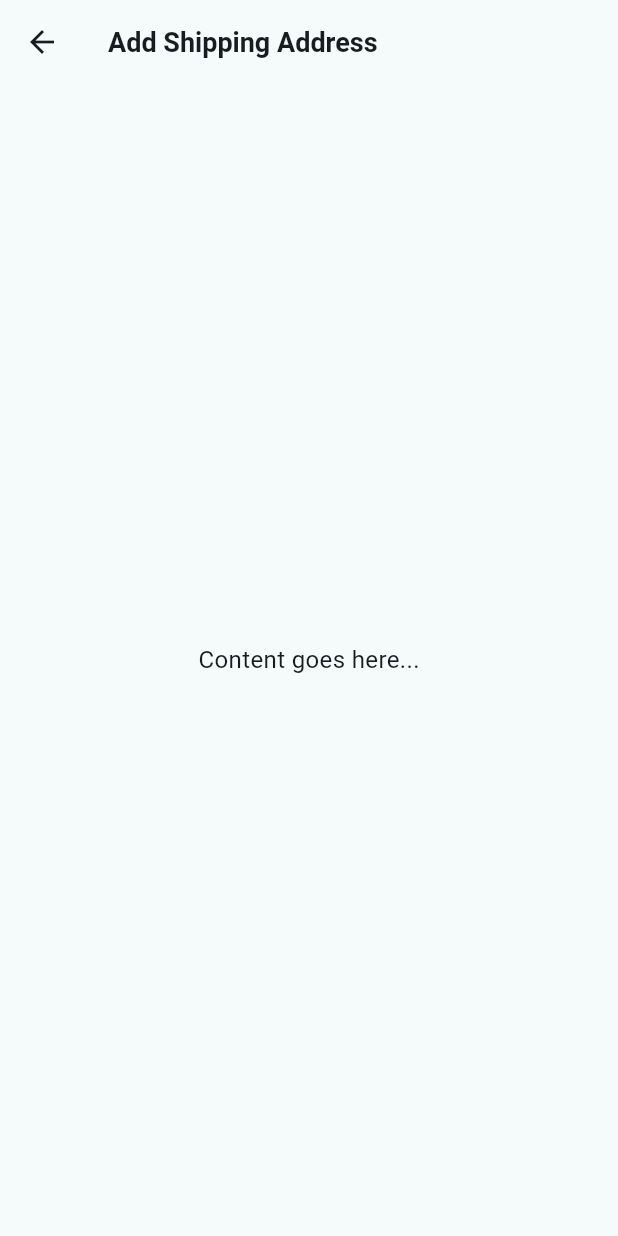
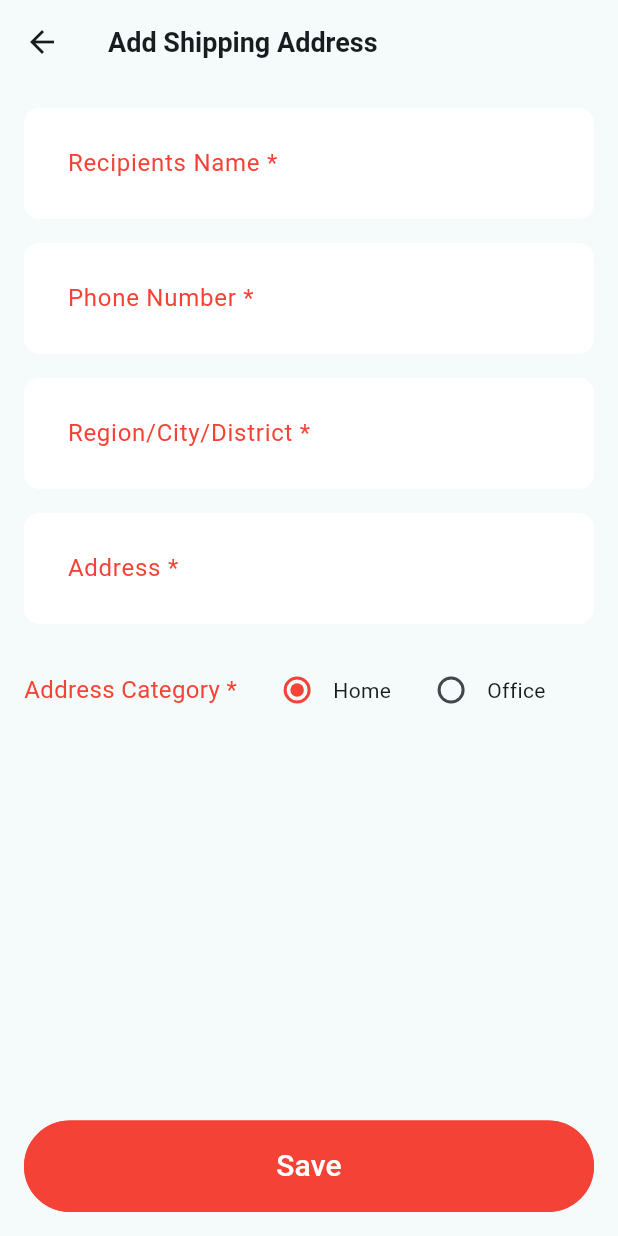
Before and after one commit to gitFaysalSakib/softminionEcom, a Flutter app: the AddShippingAddressForm screen opened directly, on a phone screen of 412 x 824 dp. Run offline on Flutter 3.47's test engine with Material 3 defaults, Android fonts, the light colour scheme and no system bars; our stand-ins replace flutter_staggered_animations, get.

Commit message:
payment screen develop, address screen develop

```diff
--- /dev/null
+++ b/lib/Ssystem_Architecture/View/user_address_screens/add_shipping_address_category_controller.dart
@@ -0,0 +1,11 @@
+import 'package:get/get.dart';
+
+class AddressCategoryController extends GetxController {
+  // Default selected category
+  var selectedCategory = 'Home'.obs;
+
+  // Method to update the selected category
+  void updateCategory(String category) {
+    selectedCategory.value = category;
+  }
+}
--- /dev/null
+++ b/lib/Ssystem_Architecture/View/user_address_screens/add_shipping_address_form.dart
@@ -0,0 +1,147 @@
+import 'package:flutter/material.dart';
+import 'package:get/get.dart';
+import 'package:softminion/Ssystem_Architecture/View/user_address_screens/add_shipping_address_category_controller.dart';
+import 'package:softminion/Ssystem_Architecture/View/user_address_screens/select_shipping_address_page.dart';
+import 'package:softminion/all_test_class.dart';
+import 'package:softminion/widgets/custom_floating_text_field.dart';
+
+class AddShippingAddressForm extends StatelessWidget {
+  final TextEditingController nameController = TextEditingController();
+  final TextEditingController phoneNumberController = TextEditingController();
+  final TextEditingController regionCityController = TextEditingController();
+  final TextEditingController addressController = TextEditingController();
+
+  final AddressCategoryController controller =
+      Get.put(AddressCategoryController()); // Initialize the controller
+
+  @override
+  Widget build(BuildContext context) {
+    return Scaffold(
+      appBar: AppBar(
+        title: Text('Add Shipping Address',
+            style: TextStyle(fontSize: 18.0, fontWeight: FontWeight.bold)),
+        leading: IconButton(
+          icon: Icon(Icons.arrow_back),
+          onPressed: () => Get.to(SelectShippingAddressPage()),
+        ),
+      ),
+      body: Column(
+        children: [
+          Expanded(
+            child: Padding(
+              padding: const EdgeInsets.all(16.0),
+              child: Column(
+                children: [
+                  // Name field
+                  CustomFloatingTextField(
+                    controller: nameController,
+                    labelText: 'Recipients Name *',
+                    hintText: 'Input the real name',
+                    textLevel: Colors.red,
+                  ),
+                  SizedBox(height: 16.0),
+
+                  // Phone number field
+                  CustomFloatingTextField(
+                    controller: phoneNumberController,
+                    labelText: 'Phone Number *',
+                    textLevel: Colors.red,
+                    hintText: 'Enter your phone number',
+                  ),
+                  SizedBox(height: 16.0),
+
+                  // Region/City field
+                  CustomFloatingTextField(
+                    controller: regionCityController,
+                    labelText: 'Region/City/District *',
+                    hintText: 'Enter your Region or City or District',
+                    textLevel: Colors.red,
+                  ),
+                  SizedBox(height: 16.0),
+
+                  // Address field
+                  CustomFloatingTextField(
+                    controller: addressController,
+                    labelText: 'Address *',
+                    hintText: 'House no./building/street/area',
+                    textLevel: Colors.red,
+                  ),
+                  SizedBox(height: 16.0),
+
+                  // Address Category with Radio Buttons
+                  Padding(
+                    padding: const EdgeInsets.symmetric(vertical: 4.0),
+                    child: Row(
+                      crossAxisAlignment: CrossAxisAlignment.center,
+                      children: [
+                        Text(
+                          'Address Category *',
+                          style: TextStyle(
+                              fontSize: 16.0,
+                              fontWeight: FontWeight.normal,
+                              color: Colors.red),
+                        ),
+                        SizedBox(
+                            width:
+                                16.0), // Space between text and radio buttons
+                        Expanded(
+                          child: Obx(
+                            () => Row(
+                              children: [
+                                Radio<String>(
+                                  activeColor: Colors.red,
+                                  value: 'Home',
+                                  groupValue: controller.selectedCategory.value,
+                                  onChanged: (value) {
+                                    controller.updateCategory(value!);
+                                  },
+                                ),
+                                Text('Home'),
+                                SizedBox(width: 16.0),
+                                Radio<String>(
+                                  activeColor: Colors.red,
+                                  value: 'Office',
+                                  groupValue: controller.selectedCategory.value,
+                                  onChanged: (value) {
+                                    controller.updateCategory(value!);
+                                  },
+                                ),
+                                Text('Office'),
+                              ],
+                            ),
+                          ),
+                        ),
+                      ],
+                    ),
+                  ),
+                ],
+              ),
+            ),
+          ),
+          // Outlined Button at the bottom
+          Padding(
+            padding: const EdgeInsets.all(16.0),
+            child: SizedBox(
+              width: double.infinity, // Full width of the screen
+              child: OutlinedButton(
+                onPressed: () {
+                  Get.to(SelectPaymentMethod());
+                },
+                child: Text(
+                  'Save',
+                  style: TextStyle(fontSize: 20.0, color: Colors.white),
+                ),
+                style: OutlinedButton.styleFrom(
+                  backgroundColor: Colors.red,
+                  side: BorderSide(color: Colors.red, width: 2.0),
+                  padding: EdgeInsets.symmetric(
+                      vertical: 16.0), // Increase the height
+                ),
+              ),
+            ),
+          ),
+        ],
+      ),
+    );
+  }
+}
--- a/lib/main.dart
+++ b/lib/main.dart
@@ -42,7 +42,7 @@ import 'package:softminion/Ssystem_Architecture/View/add%20to%20cart/my_cart_pag
 import 'package:softminion/Ssystem_Architecture/View/all_bottom_page/all_bottom_screen_add.dart';
 import 'package:softminion/Ssystem_Architecture/View/sign_up/signup_screen.dart';
 import 'package:softminion/all_test_class.dart';
-import 'package:softminion/widgets/add_shipping_address_form.dart';
+import 'package:softminion/Ssystem_Architecture/View/user_address_screens/add_shipping_address_form.dart';
 
 void main() {
   WidgetsFlutterBinding.ensureInitialized();
@@ -63,7 +63,7 @@ class MyApp extends StatelessWidget {
       ),
       home: Sizer(
         builder: (context, orientation, deviceType) {
-          return AddShippingAddressForm();
+          return AllBottomScreenAdd();
         },
       ),
     );
--- a/lib/widgets/add_shipping_address_form.dart
+++ /dev/null
@@ -1,32 +0,0 @@
-import 'package:flutter/material.dart';
-
-class AddShippingAddressForm extends StatelessWidget {
-  const AddShippingAddressForm({Key? key}) : super(key: key);
-
-  @override
-  Widget build(BuildContext context) {
-    return Scaffold(
-      appBar: AppBar(
-        title: Text(
-          'Add Shipping Address',
-          style: TextStyle(
-            fontSize: 18,
-            fontWeight: FontWeight.bold,
-          ),
-        ),
-        leading: IconButton(
-          icon: Icon(Icons.arrow_back),
-          onPressed: () {
-            Navigator.pop(context);
-          },
-        ),
-      ),
-      body: Center(
-        child: Text(
-          'Content goes here...',
-          style: TextStyle(fontSize: 16),
-        ),
-      ),
-    );
-  }
-}
--- a/pubspec.yaml
+++ b/pubspec.yaml
@@ -38,6 +38,7 @@ dependencies:
   get: ^4.6.6
   flutter_staggered_animations: ^1.1.1
   dio: ^5.5.0+1
+  iconsax: ^0.0.8
 
 dev_dependencies:
   flutter_test:
```
Also changed, not shown: lib/Ssystem_Architecture/View/check_out_page/check_out_page.dart (+85 -15 lines), lib/Ssystem_Architecture/View/user_address_screens/select_shipping_address_page.dart (added, +82 -0 lines), lib/all_test_class.dart (+109 -42 lines), assets/images/bkash.png (added), assets/images/mastercard.png (added), assets/images/nagod.png (added), assets/images/rocket.png (added), pubspec.lock.
